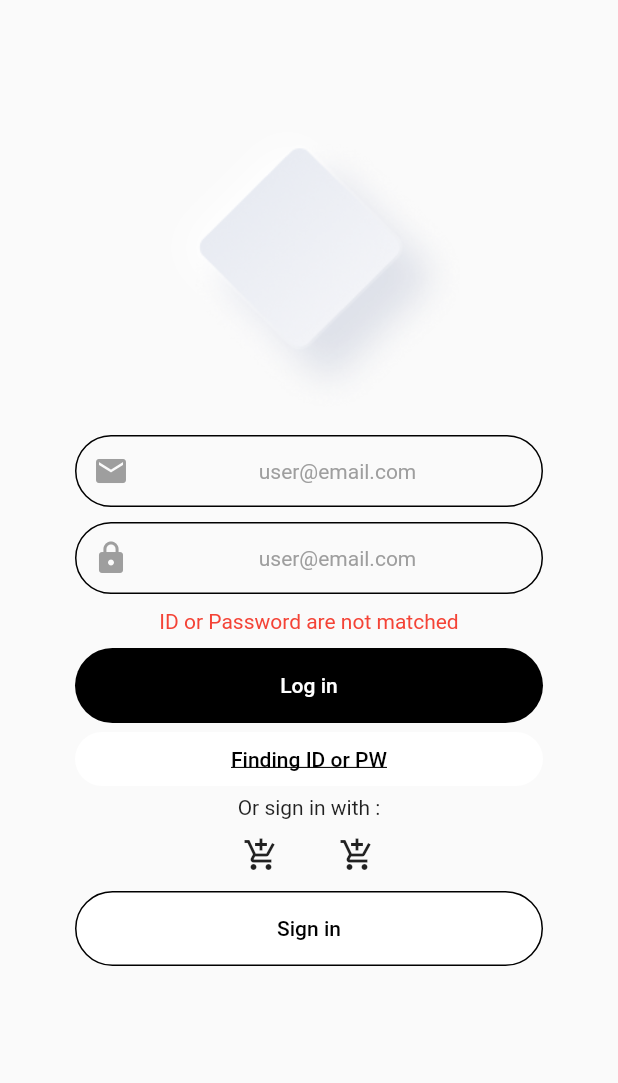
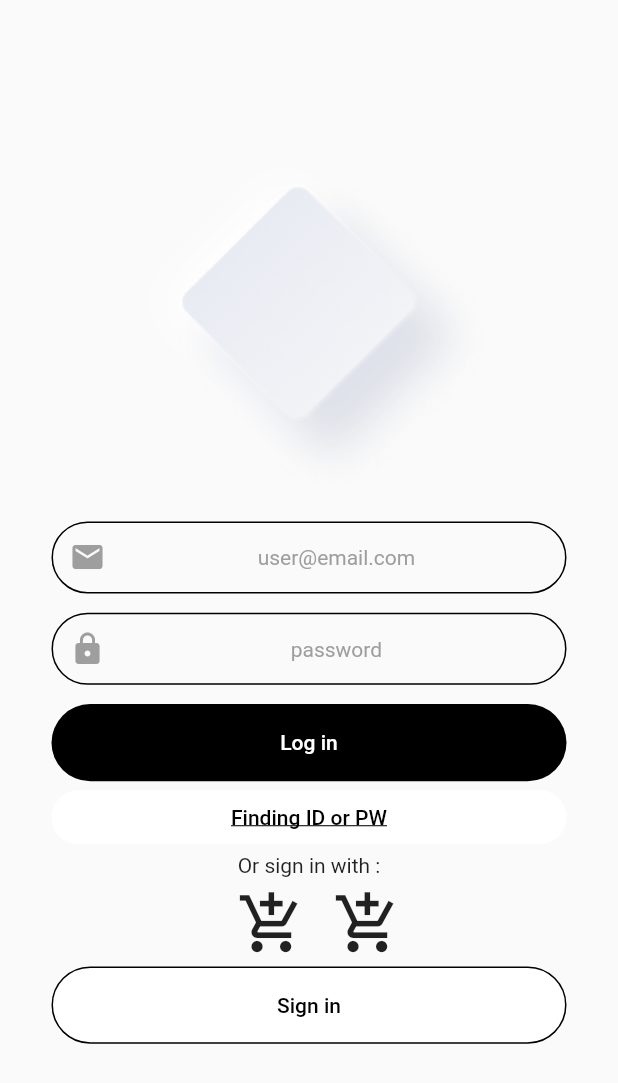
Before and after one commit to tom910903/flutter, a Flutter app: the screen it shows after launch, on a phone screen of 412 x 824 dp. Shown: the top 1083 px of the screen. Run offline on Flutter 3.47's test engine with Material 2 defaults, Android fonts, the phone set to English and light mode, and no system bars; our stand-ins replace cloud_firestore, firebase_auth, firebase_core, flutter_keyboard_visibility, flutter_screenutil, modal_progress_hud_nsn and 2 more; missing offline and left inert: flutter_animated_dialog, flutterfire_ui; accounts and stored records are empty.

```diff
--- a/to_do/lib/main.dart
+++ b/to_do/lib/main.dart
@@ -1,5 +1,6 @@
 import 'package:flutter/material.dart';
 import 'screen/login_screen.dart';
+import 'package:flutter_screenutil/flutter_screenutil.dart';
 
 void main() {
   runApp(const MyApp());
@@ -11,12 +12,16 @@ class MyApp extends StatelessWidget {
   // This widget is the root of your application.
   @override
   Widget build(BuildContext context) {
-    return MaterialApp(
-      title: 'Flutter Demo',
-      theme: ThemeData(
-        primarySwatch: Colors.blue,
-      ),
-      home: LoginScreen(),
+    return ScreenUtilInit(
+      designSize: Size(360,640),
+      builder: () => MaterialApp(
+        title: 'Flutter Demo',
+        theme: ThemeData(
+          primarySwatch: Colors.blue,
+        ),
+        home: LoginScreen(),
+      )
     );
+
   }
 }
--- a/to_do/lib/screen/login_screen.dart
+++ b/to_do/lib/screen/login_screen.dart
@@ -1,5 +1,6 @@
 import 'package:flutter/material.dart';
 import 'package:to_do/screen/main_screen.dart';
+import 'package:flutter_screenutil/flutter_screenutil.dart';
 
 class LoginScreen extends StatelessWidget {
   const LoginScreen({Key? key}) : super(key: key);
@@ -7,20 +8,23 @@ class LoginScreen extends StatelessWidget {
   @override
   Widget build(BuildContext context) {
     return Scaffold(
-      body: Padding(
-        padding: const EdgeInsets.fromLTRB(50,80,50,30),
-        child: SingleChildScrollView(
+      body: SingleChildScrollView(
+        child: SizedBox(
+          width: MediaQuery.of(context).size.width,
+          height: MediaQuery.of(context).size.height,
+          child: Padding(
+            padding: EdgeInsets.fromLTRB(30.w, 80.h, 30.w, 50.h),
             child: Column(
               crossAxisAlignment: CrossAxisAlignment.stretch,
-            mainAxisAlignment: MainAxisAlignment.end,
+              // mainAxisAlignment: MainAxisAlignment.end,
               children: [
-              SizedBox(
-                width: 200,
-                height: 200,
-                child: Image.asset('images/img_logo.png', fit:BoxFit.contain),
+                Container(
+                  height: 180.h,
+                  child: Image.asset(
+                      'images/img_logo.png', fit: BoxFit.contain),
                 ),
                 SizedBox(
-                height: 10,
+                  height: 10.h,
                 ),
                 TextFormField(
                   keyboardType: TextInputType.emailAddress,
@@ -46,16 +50,17 @@ class LoginScreen extends StatelessWidget {
                     hintText: 'user@email.com',
                     hintStyle: TextStyle(
                         fontSize: 14, color: Colors.grey),
-                  contentPadding: EdgeInsets.all(10),
+                    contentPadding: EdgeInsets.all(10.w),
                   ),
                 ),
                 SizedBox(
-                height: 10,
+                  height: 10.h,
                 ),
                 TextFormField(
                   obscureText: true,
                   textAlign: TextAlign.center,
-                decoration:  InputDecoration(
+                  decoration: InputDecoration(
+                    // errorText: 'ID or Password are not matched',
                     prefixIcon: Icon(
                       Icons.lock,
                       color: Colors.grey,
@@ -73,31 +78,28 @@ class LoginScreen extends StatelessWidget {
                         Radius.circular(35.0),
                       ),
                     ),
-                  hintText: 'user@email.com',
+                    errorBorder: OutlineInputBorder(
+                      borderSide: BorderSide(color: Colors.red),
+                      borderRadius: BorderRadius.all(
+                        Radius.circular(35.0),
+                      ),
+                    ),
+                    hintText: 'password',
                     hintStyle: TextStyle(
                         fontSize: 14, color: Colors.grey),
-                  contentPadding: EdgeInsets.all(10),
+                    contentPadding: EdgeInsets.all(10.w),
                   ),
                 ),
                 SizedBox(
-                height: 10,
-              ),
-              Text("ID or Password are not matched",
-                textAlign: TextAlign.center,
-                style: TextStyle(
-                    color: Colors.red
-                ),
+                  height: 10.h,
                 ),
                 SizedBox(
-                height: 10,
-              ),
-              SizedBox(
-                height: 50,
+                  height: 40.h,
                   child: TextButton(
-                  onPressed: (){
+                    onPressed: () {
                       Navigator.push(
                           context,
-                        MaterialPageRoute(builder: (context){
+                          MaterialPageRoute(builder: (context) {
                             return MainScreen();
                           })
                       );
@@ -116,7 +118,7 @@ class LoginScreen extends StatelessWidget {
                   ),
                 ),
                 TextButton(
-                onPressed: (){},
+                  onPressed: () {},
                   child: Text("Finding ID or PW",
                     style: TextStyle(
                         color: Colors.black,
@@ -135,16 +137,24 @@ class LoginScreen extends StatelessWidget {
                 ),
                 Row(
                     mainAxisAlignment: MainAxisAlignment.center,
-                  children : [
-                    IconButton(onPressed: (){}, icon: Icon(Icons.add_shopping_cart)),
-                    VerticalDivider(thickness: 1, color: Colors.black,),
-                    IconButton(onPressed: (){}, icon: Icon(Icons.add_shopping_cart)),
+                    children: [
+                      IconButton(onPressed: () {},
+                          icon: Icon(Icons.add_shopping_cart,
+                            size: 40.w,)),
+                      VerticalDivider(
+                        thickness: 1, color: Colors.black,),
+                      IconButton(onPressed: () {},
+                          icon: Icon(Icons.add_shopping_cart,
+                            size: 40.w,)),
                     ]
                 ),
                 SizedBox(
-                height: 50,
+                  height: 10.w,
+                ),
+                SizedBox(
+                  height: 40.h,
                   child: TextButton(
-                  onPressed: (){},
+                    onPressed: () {},
                     child: Text("Sign in",
                       style: TextStyle(
                         color: Colors.black,
@@ -165,6 +175,7 @@ class LoginScreen extends StatelessWidget {
             ),
           ),
         ),
+      ),
     );
   }
 }
--- a/to_do/pubspec.yaml
+++ b/to_do/pubspec.yaml
@@ -53,6 +53,7 @@ dev_dependencies:
   path_provider: ^2.0.8
   flutter_keyboard_visibility: ^5.1.0
   flutter_animated_dialog: ^2.0.1
+  flutter_screenutil: ^5.0.4
 
 # For information on the generic Dart part of this file, see the
 # following page: https://dart.dev/tools/pub/pubspec
```
Also changed, not shown: to_do/pubspec.lock. Lines whose indentation alone changed are shown as unchanged.
